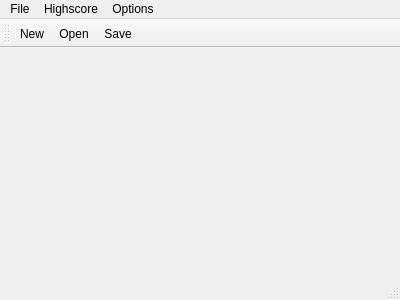
Before: the Qt Designer form Project/17B_Project_1/mainwindow.ui in ak2300941/CIS-17B, drawn with Qt 5.
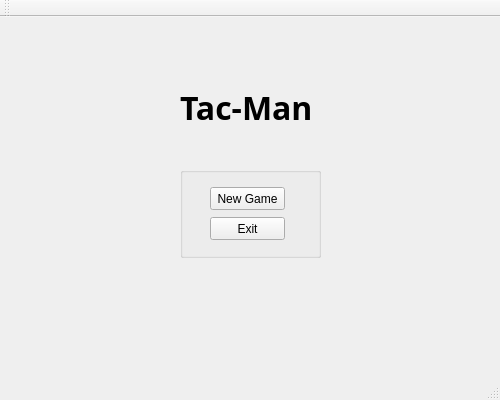
After: the same form once the commit is applied. Icons and pictures are not drawn.

What changed in the file:
```diff
--- a/Project/17B_Project_1/mainwindow.ui
+++ b/Project/17B_Project_1/mainwindow.ui
@@ -6,47 +6,84 @@
    <rect>
     <x>0</x>
     <y>0</y>
-    <width>400</width>
-    <height>300</height>
+    <width>500</width>
+    <height>400</height>
    </rect>
   </property>
   <property name="windowTitle">
    <string>MainWindow</string>
   </property>
-  <widget class="QWidget" name="centralWidget"/>
+  <widget class="QWidget" name="centralWidget">
+   <widget class="QLabel" name="gameTitle">
+    <property name="geometry">
+     <rect>
+      <x>180</x>
+      <y>70</y>
+      <width>141</width>
+      <height>41</height>
+     </rect>
+    </property>
+    <property name="font">
+     <font>
+      <family>Berlin Sans FB</family>
+      <pointsize>24</pointsize>
+      <weight>75</weight>
+      <bold>true</bold>
+     </font>
+    </property>
+    <property name="text">
+     <string>Tac-Man</string>
+    </property>
+   </widget>
+   <widget class="QGroupBox" name="mainmenuGroupBox">
+    <property name="geometry">
+     <rect>
+      <x>180</x>
+      <y>150</y>
+      <width>141</width>
+      <height>91</height>
+     </rect>
+    </property>
+    <property name="title">
+     <string/>
+    </property>
+    <widget class="QPushButton" name="newButton">
+     <property name="geometry">
+      <rect>
+       <x>30</x>
+       <y>20</y>
+       <width>75</width>
+       <height>23</height>
+      </rect>
+     </property>
+     <property name="text">
+      <string>New Game</string>
+     </property>
+    </widget>
+    <widget class="QPushButton" name="exitButton">
+     <property name="geometry">
+      <rect>
+       <x>30</x>
+       <y>50</y>
+       <width>75</width>
+       <height>23</height>
+      </rect>
+     </property>
+     <property name="text">
+      <string>Exit</string>
+     </property>
+    </widget>
+   </widget>
+  </widget>
   <widget class="QMenuBar" name="menuBar">
    <property name="geometry">
     <rect>
      <x>0</x>
      <y>0</y>
-     <width>400</width>
+     <width>500</width>
      <height>21</height>
     </rect>
    </property>
-   <widget class="QMenu" name="menuFile">
-    <property name="title">
-     <string>File</string>
-    </property>
-    <addaction name="actionNew"/>
-    <addaction name="actionOpen"/>
-    <addaction name="actionSave"/>
-    <addaction name="actionExit"/>
-   </widget>
-   <widget class="QMenu" name="menuOptions">
-    <property name="title">
-     <string>Options</string>
-    </property>
-    <addaction name="actionDifficulty"/>
-   </widget>
-   <widget class="QMenu" name="menuHighscore">
-    <property name="title">
-     <string>Highscore</string>
-    </property>
-    <addaction name="actionScoreboard"/>
-   </widget>
-   <addaction name="menuFile"/>
-   <addaction name="menuHighscore"/>
-   <addaction name="menuOptions"/>
   </widget>
   <widget class="QToolBar" name="mainToolBar">
    <attribute name="toolBarArea">
@@ -55,65 +92,8 @@
    <attribute name="toolBarBreak">
     <bool>false</bool>
    </attribute>
-   <addaction name="actionNew"/>
-   <addaction name="actionOpen"/>
-   <addaction name="actionSave"/>
   </widget>
   <widget class="QStatusBar" name="statusBar"/>
-  <action name="actionNew">
-   <property name="icon">
-    <iconset resource="MyResource.qrc">
-     <normaloff>:/Images/new.png</normaloff>:/Images/new.png</iconset>
-   </property>
-   <property name="text">
-    <string>New</string>
-   </property>
-  </action>
-  <action name="actionOpen">
-   <property name="icon">
-    <iconset resource="MyResource.qrc">
-     <normaloff>:/Images/folder.png</normaloff>:/Images/folder.png</iconset>
-   </property>
-   <property name="text">
-    <string>Open</string>
-   </property>
-  </action>
-  <action name="actionSave">
-   <property name="icon">
-    <iconset resource="MyResource.qrc">
-     <normaloff>:/Images/save.png</normaloff>:/Images/save.png</iconset>
-   </property>
-   <property name="text">
-    <string>Save</string>
-   </property>
-  </action>
-  <action name="actionExit">
-   <property name="icon">
-    <iconset resource="MyResource.qrc">
-     <normaloff>:/Images/exit.png</normaloff>:/Images/exit.png</iconset>
-   </property>
-   <property name="text">
-    <string>Exit</string>
-   </property>
-  </action>
-  <action name="actionDifficulty">
-   <property name="icon">
-    <iconset resource="MyResource.qrc">
-     <normaloff>:/Images/difficulty.png</normaloff>:/Images/difficulty.png</iconset>
-   </property>
-   <property name="text">
-    <string>Difficulty</string>
-   </property>
-  </action>
-  <action name="actionScoreboard">
-   <property name="icon">
-    <iconset resource="MyResource.qrc">
-     <normaloff>:/Images/scoreboard.png</normaloff>:/Images/scoreboard.png</iconset>
-   </property>
-   <property name="text">
-    <string>Scoreboard</string>
-   </property>
-  </action>
  </widget>
  <layoutdefault spacing="6" margin="11"/>
  <resources>
```
Left out of the diff: 23 changed lines with no effect on the pictures.
